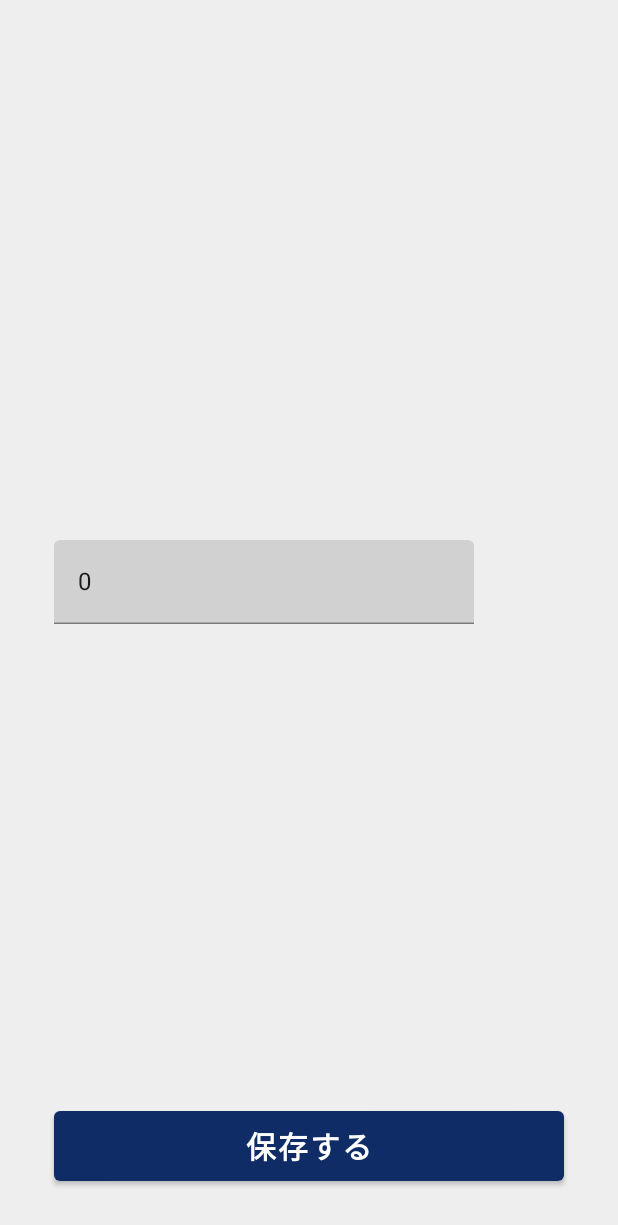
After one commit to ho2ri2s/SelfManagement, an Android app built with Jetpack Compose: the InputIncomeScreen screen opened through its navigation route, on a phone screen of 412 x 824 dp. The commit adds this screen. Shown: the top 1225 px of the screen. Run offline under Robolectric (Android 15) with nearby library versions, the phone set to English and light mode, and no system bars; our stand-ins replace Dagger/Hilt's generated code, Timber.

Commit message:
add income

```diff
--- a/app/src/main/java/com/ho2ri2s/selfmanagement/MainScreen.kt
+++ b/app/src/main/java/com/ho2ri2s/selfmanagement/MainScreen.kt
@@ -6,20 +6,29 @@ import androidx.navigation.compose.NavHost
 import androidx.navigation.compose.composable
 import androidx.navigation.compose.rememberNavController
 import com.ho2ri2s.selfmanagement.expense.ExpenseScreen
+import com.ho2ri2s.selfmanagement.expense.InputIncomeScreen
 import com.ho2ri2s.selfmanagement.signup.SignupScreen
 
 @Composable
 fun MainScreen() {
     val navController = rememberNavController()
-    NavHost(navController = navController, startDestination = "expense") {
+    NavHost(navController = navController, startDestination = "signup") {
         composable("expense") {
-            ExpenseScreen()
+            ExpenseScreen(
+                onClickCreateButton = {
+                    navController.navigate("income")
+                },
+                viewModel = hiltViewModel(),
+            )
+        }
+        composable("income") {
+            InputIncomeScreen()
         }
         composable("signup") {
             SignupScreen(
                 viewModel = hiltViewModel(),
                 onClickSignup = {
-                    navController.navigate("home")
+                    navController.navigate("expense")
                 },
             )
         }
--- a/app/src/main/java/com/ho2ri2s/selfmanagement/data/api/ApiModule.kt
+++ b/app/src/main/java/com/ho2ri2s/selfmanagement/data/api/ApiModule.kt
@@ -33,7 +33,8 @@ object ApiModule {
     @Singleton
     fun provideRetrofit(okHttpClient: OkHttpClient): Retrofit {
         // TODO: kotlin serializationに書き換える
-        val baseUrl = "https://selfmanageapp.onrender.com"
+//        val baseUrl = "https://selfmanageapp.onrender.com"
+        val baseUrl = "http://10.0.2.2:8080"
         val moshi =
             Moshi.Builder()
                 .add(KotlinJsonAdapterFactory())
--- a/app/src/main/java/com/ho2ri2s/selfmanagement/expense/ExpenseScreenUiModel.kt
+++ b/app/src/main/java/com/ho2ri2s/selfmanagement/expense/ExpenseScreenUiState.kt
@@ -2,6 +2,6 @@ package com.ho2ri2s.selfmanagement.expense
 
 import com.ho2ri2s.selfmanagement.model.Expense
 
-data class ExpenseScreenUiModel(
+data class ExpenseScreenUiState(
     val expense: Expense?,
 )
--- a/app/src/main/java/com/ho2ri2s/selfmanagement/expense/ExpenseViewModel.kt
+++ b/app/src/main/java/com/ho2ri2s/selfmanagement/expense/ExpenseViewModel.kt
@@ -21,11 +21,11 @@ class ExpenseViewModel
         private val mutableExpenseStateFlow: MutableStateFlow<Expense?> =
             MutableStateFlow(null)
 
-        val uiState: StateFlow<ExpenseScreenUiModel> =
+        val expenseUiState: StateFlow<ExpenseScreenUiState> =
             buildUiState(
                 mutableExpenseStateFlow,
             ) { expense ->
-                ExpenseScreenUiModel(expense)
+                ExpenseScreenUiState(expense)
             }
 
         fun onShowScreen() {
--- /dev/null
+++ b/app/src/main/java/com/ho2ri2s/selfmanagement/expense/InputIncomeScreen.kt
@@ -0,0 +1,80 @@
+package com.ho2ri2s.selfmanagement.expense
+
+import androidx.compose.foundation.layout.Column
+import androidx.compose.foundation.layout.Spacer
+import androidx.compose.foundation.layout.fillMaxWidth
+import androidx.compose.foundation.layout.padding
+import androidx.compose.foundation.text.KeyboardOptions
+import androidx.compose.material.Button
+import androidx.compose.material.ButtonDefaults
+import androidx.compose.material.Scaffold
+import androidx.compose.material.Text
+import androidx.compose.material.TextField
+import androidx.compose.runtime.Composable
+import androidx.compose.runtime.getValue
+import androidx.compose.ui.Modifier
+import androidx.compose.ui.graphics.Color
+import androidx.compose.ui.res.stringResource
+import androidx.compose.ui.text.font.FontWeight
+import androidx.compose.ui.text.input.ImeAction
+import androidx.compose.ui.text.input.KeyboardType
+import androidx.compose.ui.unit.dp
+import androidx.compose.ui.unit.sp
+import androidx.hilt.navigation.compose.hiltViewModel
+import androidx.lifecycle.compose.collectAsStateWithLifecycle
+import com.ho2ri2s.selfmanagement.R
+
+@Composable
+fun InputIncomeScreen(viewModel: InputIncomeViewModel = hiltViewModel()) {
+    val uiState by viewModel.amountUiState.collectAsStateWithLifecycle()
+    InputIncomeScreen(
+        uiState = uiState,
+        onChangeIncomeAmount = viewModel::onChangeIncomeAmount,
+        onClickSave = viewModel::onClickSave,
+    )
+}
+
+@Composable
+fun InputIncomeScreen(
+    uiState: InputIncomeScreenUiState,
+    onChangeIncomeAmount: (String) -> Unit = {},
+    onClickSave: () -> Unit = {},
+) {
+    Scaffold { innerPadding ->
+        Column(
+            modifier =
+                Modifier
+                    .padding(innerPadding)
+                    .padding(36.dp),
+        ) {
+            Spacer(modifier = Modifier.weight(1f))
+            TextField(
+                value = uiState.amount.toString(),
+                onValueChange = onChangeIncomeAmount,
+                keyboardOptions =
+                    KeyboardOptions.Default.copy(
+                        keyboardType = KeyboardType.Number,
+                        imeAction = ImeAction.Done,
+                    ),
+            )
+            Spacer(modifier = Modifier.weight(1f))
+            Button(
+                modifier = Modifier.fillMaxWidth(),
+                onClick = onClickSave,
+                colors =
+                    ButtonDefaults.buttonColors(
+                        backgroundColor = Color(0xFF102C66),
+                        contentColor = Color.White,
+                    ),
+                enabled = true, // TODO: validation
+            ) {
+                Text(
+                    text = stringResource(id = R.string.income_save),
+                    fontSize = 20.sp,
+                    color = Color.White,
+                    fontWeight = FontWeight.Bold,
+                )
+            }
+        }
+    }
+}
--- /dev/null
+++ b/app/src/main/java/com/ho2ri2s/selfmanagement/expense/InputIncomeScreenUiState.kt
@@ -0,0 +1,5 @@
+package com.ho2ri2s.selfmanagement.expense
+
+data class InputIncomeScreenUiState(
+    val amount: Int,
+)
--- /dev/null
+++ b/app/src/main/java/com/ho2ri2s/selfmanagement/expense/InputIncomeViewModel.kt
@@ -0,0 +1,50 @@
+package com.ho2ri2s.selfmanagement.expense
+
+import androidx.lifecycle.ViewModel
+import androidx.lifecycle.viewModelScope
+import com.ho2ri2s.selfmanagement.data.repository.ExpenseRepository
+import com.ho2ri2s.selfmanagement.ext.buildUiState
+import dagger.hilt.android.lifecycle.HiltViewModel
+import kotlinx.coroutines.flow.MutableStateFlow
+import kotlinx.coroutines.flow.StateFlow
+import kotlinx.coroutines.launch
+import timber.log.Timber
+import javax.inject.Inject
+
+// TODO: editは savedStateHandleで受け取る
+@HiltViewModel
+class InputIncomeViewModel
+    @Inject
+    constructor(
+        private val expenseRepository: ExpenseRepository,
+    ) : ViewModel() {
+        private val mutableAmountStateFlow: MutableStateFlow<Int> =
+            MutableStateFlow(0)
+
+        val amountUiState: StateFlow<InputIncomeScreenUiState> =
+            buildUiState(
+                mutableAmountStateFlow,
+            ) { amount ->
+                InputIncomeScreenUiState(amount)
+            }
+
+        fun onChangeIncomeAmount(value: String) {
+            val value = value.toIntOrNull() ?: 0
+            mutableAmountStateFlow.value = value
+        }
+
+        fun onClickSave() {
+            viewModelScope.launch {
+                runCatching {
+                    expenseRepository.createIncome(
+                        year = 2024,
+                        month = 1,
+                        amount = mutableAmountStateFlow.value,
+                    )
+                }.onFailure {
+                    // TODO: snackbar
+                    Timber.e(it, "onClickSave")
+                }
+            }
+        }
+    }
--- a/app/src/main/res/values/strings.xml
+++ b/app/src/main/res/values/strings.xml
@@ -8,4 +8,6 @@
     <string name="signup_error_email">メールアドレスが不正です</string>
     <string name="signup_error_password">パスワードは6文字以上で入力してください</string>
     <string name="signup_error_auth">認証に失敗しました</string>
+
+    <string name="income_save">保存する</string>
 </resources>
```
Also changed, not shown: app/src/main/java/com/ho2ri2s/selfmanagement/expense/ExpenseScreen.kt (+33 -6 lines). Lines whose indentation alone changed are shown as unchanged.
